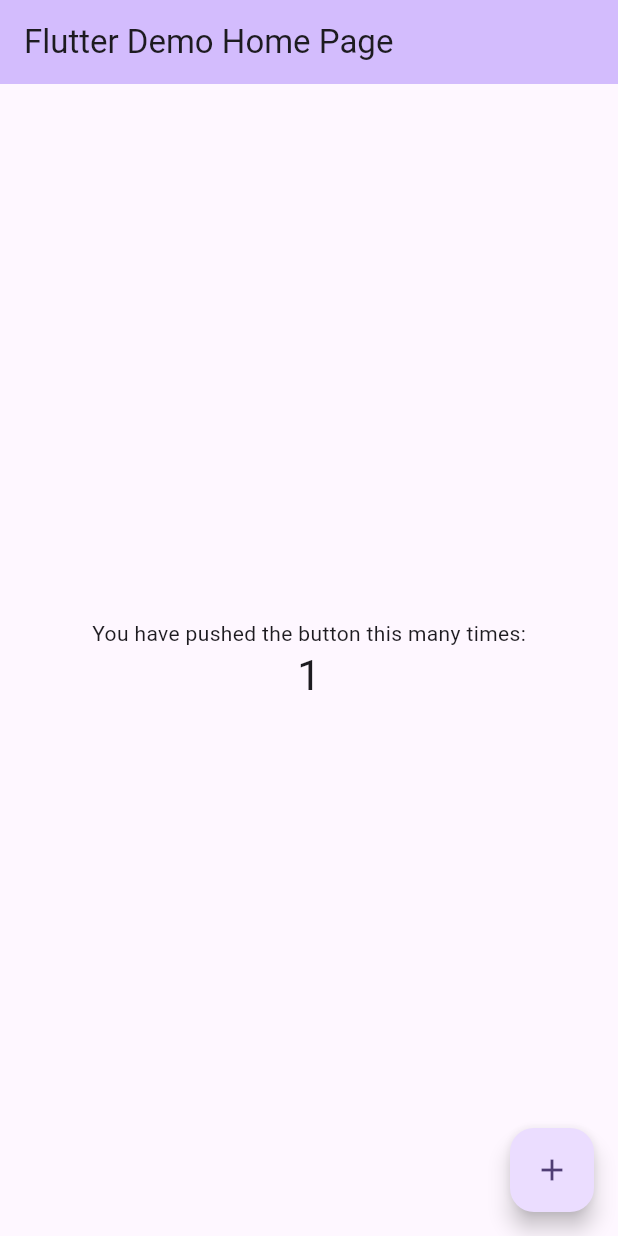
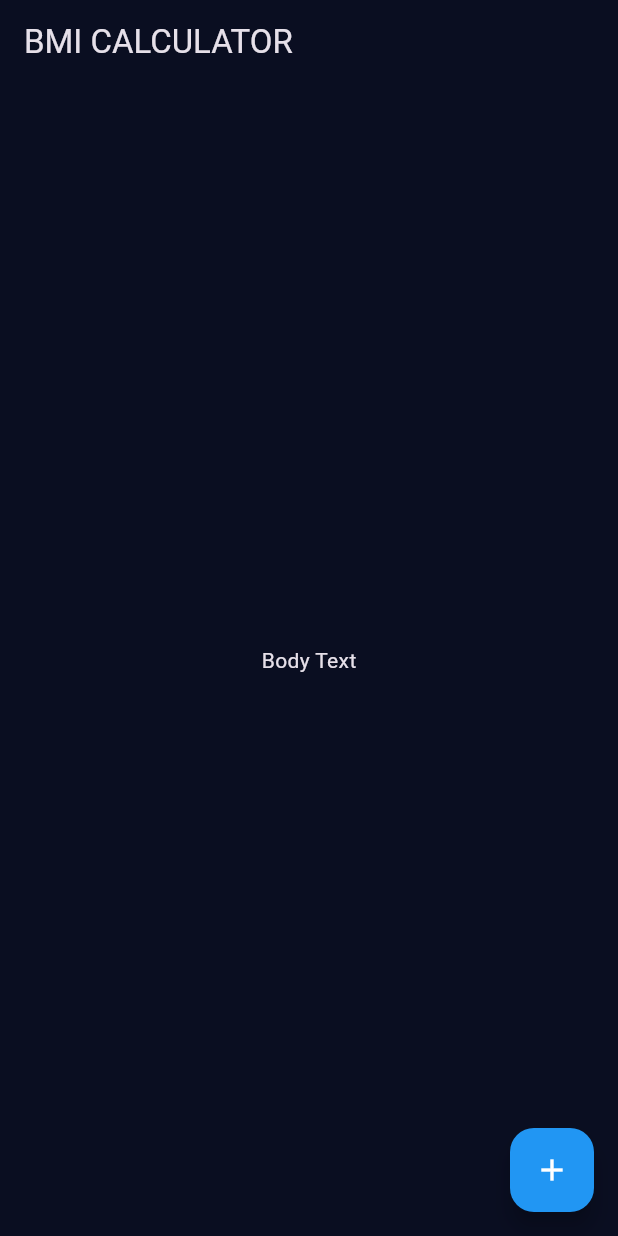
Before and after one commit to Harounjlassi/BMICalculator, a Flutter app: the screen it shows after launch, after a tap on the "add" icon, on a phone screen of 412 x 824 dp. Run offline on Flutter 3.47's test engine with Material 3 defaults, Android fonts, the phone set to English and light mode, and no system bars.

Commit message:
add imput_page

```diff
--- /dev/null
+++ b/lib/Imput_page.dart
@@ -0,0 +1,31 @@
+import 'package:flutter/material.dart';
+
+class InputPage extends StatefulWidget {
+  @override
+  _InputPageState createState() => _InputPageState();
+}
+
+class _InputPageState extends State<InputPage> {
+  @override
+  Widget build(BuildContext context) {
+    return Scaffold(
+      appBar: AppBar(
+        title: Text('BMI CALCULATOR'),
+      ),
+      body: Center(
+        child: Text('Body Text'),
+      ),
+      floatingActionButton: Theme(
+        data: ThemeData(
+          colorScheme: ColorScheme.fromSwatch().copyWith(
+            secondary: Colors.green, // Set the secondary color to deep purple
+          ),
+        ),
+        child: FloatingActionButton(
+          onPressed: () {},
+          child: Icon(Icons.add),
+        ),
+      ),
+    );
+  }
+}
--- a/lib/main.dart
+++ b/lib/main.dart
@@ -1,125 +1,21 @@
 import 'package:flutter/material.dart';
+import 'Imput_Page.dart';
 
-void main() {
-  runApp(const MyApp());
-}
+void main() => runApp(BMICalculator());
 
-class MyApp extends StatelessWidget {
-  const MyApp({super.key});
-
-  // This widget is the root of your application.
+class BMICalculator extends StatelessWidget {
   @override
   Widget build(BuildContext context) {
     return MaterialApp(
-      title: 'Flutter Demo',
-      theme: ThemeData(
-        // This is the theme of your application.
-        //
-        // TRY THIS: Try running your application with "flutter run". You'll see
-        // the application has a purple toolbar. Then, without quitting the app,
-        // try changing the seedColor in the colorScheme below to Colors.green
-        // and then invoke "hot reload" (save your changes or press the "hot
-        // reload" button in a Flutter-supported IDE, or press "r" if you used
-        // the command line to start the app).
-        //
-        // Notice that the counter didn't reset back to zero; the application
-        // state is not lost during the reload. To reset the state, use hot
-        // restart instead.
-        //
-        // This works for code too, not just values: Most code changes can be
-        // tested with just a hot reload.
-        colorScheme: ColorScheme.fromSeed(seedColor: Colors.deepPurple),
-        useMaterial3: true,
+      theme: ThemeData.dark().copyWith(
+        primaryColor: Color(0xFF0A0E21),
+        scaffoldBackgroundColor: Color(0xFF0A0E21),
+        appBarTheme: AppBarTheme(
+          color: Color(0xFF0A0E21),
+          // Change this to your desired color
+        ),
       ),
-      home: const MyHomePage(title: 'Flutter Demo Home Page'),
+      home: InputPage(),
     );
   }
 }
-
-class MyHomePage extends StatefulWidget {
-  const MyHomePage({super.key, required this.title});
-
-  // This widget is the home page of your application. It is stateful, meaning
-  // that it has a State object (defined below) that contains fields that affect
-  // how it looks.
-
-  // This class is the configuration for the state. It holds the values (in this
-  // case the title) provided by the parent (in this case the App widget) and
-  // used by the build method of the State. Fields in a Widget subclass are
-  // always marked "final".
-
-  final String title;
-
-  @override
-  State<MyHomePage> createState() => _MyHomePageState();
-}
-
-class _MyHomePageState extends State<MyHomePage> {
-  int _counter = 0;
-
-  void _incrementCounter() {
-    setState(() {
-      // This call to setState tells the Flutter framework that something has
-      // changed in this State, which causes it to rerun the build method below
-      // so that the display can reflect the updated values. If we changed
-      // _counter without calling setState(), then the build method would not be
-      // called again, and so nothing would appear to happen.
-      _counter++;
-    });
-  }
-
-  @override
-  Widget build(BuildContext context) {
-    // This method is rerun every time setState is called, for instance as done
-    // by the _incrementCounter method above.
-    //
-    // The Flutter framework has been optimized to make rerunning build methods
-    // fast, so that you can just rebuild anything that needs updating rather
-    // than having to individually change instances of widgets.
-    return Scaffold(
-      appBar: AppBar(
-        // TRY THIS: Try changing the color here to a specific color (to
-        // Colors.amber, perhaps?) and trigger a hot reload to see the AppBar
-        // change color while the other colors stay the same.
-        backgroundColor: Theme.of(context).colorScheme.inversePrimary,
-        // Here we take the value from the MyHomePage object that was created by
-        // the App.build method, and use it to set our appbar title.
-        title: Text(widget.title),
-      ),
-      body: Center(
-        // Center is a layout widget. It takes a single child and positions it
-        // in the middle of the parent.
-        child: Column(
-          // Column is also a layout widget. It takes a list of children and
-          // arranges them vertically. By default, it sizes itself to fit its
-          // children horizontally, and tries to be as tall as its parent.
-          //
-          // Column has various properties to control how it sizes itself and
-          // how it positions its children. Here we use mainAxisAlignment to
-          // center the children vertically; the main axis here is the vertical
-          // axis because Columns are vertical (the cross axis would be
-          // horizontal).
-          //
-          // TRY THIS: Invoke "debug painting" (choose the "Toggle Debug Paint"
-          // action in the IDE, or press "p" in the console), to see the
-          // wireframe for each widget.
-          mainAxisAlignment: MainAxisAlignment.center,
-          children: <Widget>[
-            const Text(
-              'You have pushed the button this many times:',
-            ),
-            Text(
-              '$_counter',
-              style: Theme.of(context).textTheme.headlineMedium,
-            ),
-          ],
-        ),
-      ),
-      floatingActionButton: FloatingActionButton(
-        onPressed: _incrementCounter,
-        tooltip: 'Increment',
-        child: const Icon(Icons.add),
-      ), // This trailing comma makes auto-formatting nicer for build methods.
-    );
-  }
-}
```
